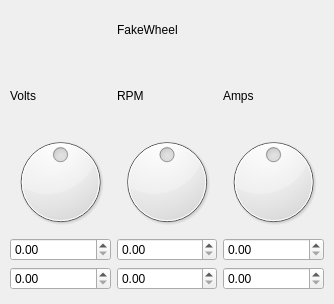
Anders-Clement/B208, file qt/fakewheel.ui: the form before one commit.
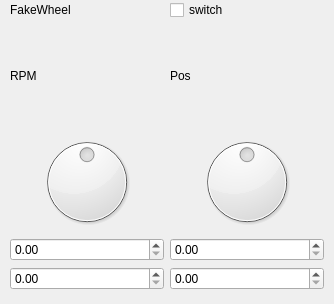
The form after the commit.

Patch:
```diff
--- a/qt/fakewheel.ui
+++ b/qt/fakewheel.ui
@@ -30,7 +30,7 @@
    </property>
    <layout class="QGridLayout" name="gridLayout">
     <item row="2" column="1">
-     <widget class="QDial" name="rpm">
+     <widget class="QDial" name="pos">
       <property name="minimum">
        <number>-1000</number>
       </property>
@@ -39,75 +39,59 @@
       </property>
      </widget>
     </item>
-    <item row="6" column="1">
-     <widget class="QDoubleSpinBox" name="rpm_upper"/>
-    </item>
-    <item row="1" column="2">
-     <widget class="QLabel" name="label_amps">
-      <property name="text">
-       <string>Amps</string>
-      </property>
-     </widget>
-    </item>
-    <item row="2" column="0">
-     <widget class="QDial" name="volts">
-      <property name="minimum">
-       <number>-1000</number>
-      </property>
-      <property name="maximum">
-       <number>999</number>
-      </property>
-     </widget>
-    </item>
-    <item row="1" column="1">
-     <widget class="QLabel" name="label_rpm">
-      <property name="text">
-       <string>RPM</string>
-      </property>
-     </widget>
-    </item>
-    <item row="1" column="0">
-     <widget class="QLabel" name="label_watts">
-      <property name="text">
-       <string>Volts</string>
-      </property>
-     </widget>
-    </item>
-    <item row="2" column="2">
-     <widget class="QDial" name="amps">
-      <property name="minimum">
-       <number>-1000</number>
-      </property>
-      <property name="maximum">
-       <number>999</number>
-      </property>
-     </widget>
-    </item>
-    <item row="0" column="1">
+    <item row="0" column="0">
      <widget class="QLabel" name="label">
       <property name="text">
        <string>FakeWheel</string>
       </property>
      </widget>
     </item>
+    <item row="6" column="1">
+     <widget class="QDoubleSpinBox" name="amps_upper"/>
+    </item>
     <item row="4" column="1">
+     <widget class="QDoubleSpinBox" name="amps_lower"/>
+    </item>
+    <item row="1" column="0">
+     <widget class="QLabel" name="label_rpm">
+      <property name="text">
+       <string>RPM</string>
+      </property>
+     </widget>
+    </item>
+    <item row="2" column="0">
+     <widget class="QDial" name="rpm">
+      <property name="minimum">
+       <number>-1000</number>
+      </property>
+      <property name="maximum">
+       <number>999</number>
+      </property>
+     </widget>
+    </item>
+    <item row="6" column="0">
+     <widget class="QDoubleSpinBox" name="rpm_upper"/>
+    </item>
+    <item row="1" column="1">
+     <widget class="QLabel" name="label_amps">
+      <property name="text">
+       <string>Pos</string>
+      </property>
+     </widget>
+    </item>
+    <item row="4" column="0">
      <widget class="QDoubleSpinBox" name="rpm_lower">
       <property name="value">
        <double>0.000000000000000</double>
       </property>
      </widget>
     </item>
-    <item row="4" column="0">
-     <widget class="QDoubleSpinBox" name="volts_lower"/>
-    </item>
-    <item row="6" column="0">
-     <widget class="QDoubleSpinBox" name="volts_upper"/>
-    </item>
-    <item row="4" column="2">
-     <widget class="QDoubleSpinBox" name="amps_lower"/>
-    </item>
-    <item row="6" column="2">
-     <widget class="QDoubleSpinBox" name="amps_upper"/>
+    <item row="0" column="1">
+     <widget class="QCheckBox" name="switch_rb">
+      <property name="text">
+       <string>switch</string>
+      </property>
+     </widget>
     </item>
    </layout>
   </widget>
```
